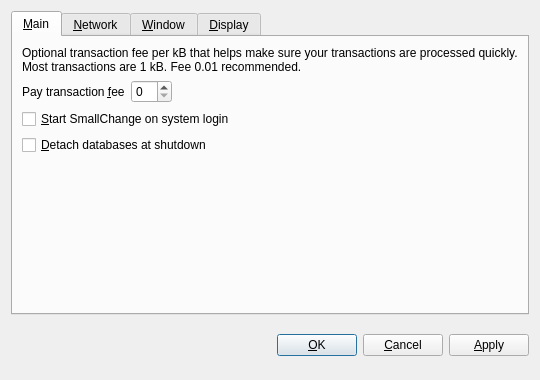
Old version of the form src/qt/forms/optionsdialog.ui in the repository imranye/VaynerCoin.
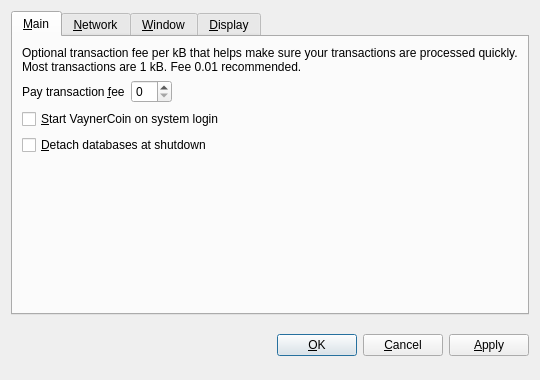
New version of the form. The open tabs and pages were chosen to show the change. Custom widgets are drawn as their Qt base class.

```diff
--- a/src/qt/forms/optionsdialog.ui
+++ b/src/qt/forms/optionsdialog.ui
@@ -82,7 +82,7 @@
           <string>Automatically start SmallChange after logging in to the system.</string>
          </property>
          <property name="text">
-          <string>&amp;Start SmallChange on system login</string>
+          <string>&amp;Start VaynerCoin on system login</string>
          </property>
         </widget>
        </item>
```
Left out of the diff: 10 changed lines with no effect on the pictures.
